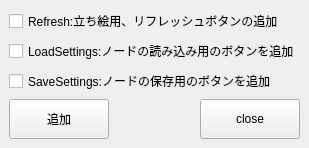
Qt form app/fusion/python/rs_fusion/tool/add_button/add_button.ui (nakano000/Resolve_Script) before a commit.
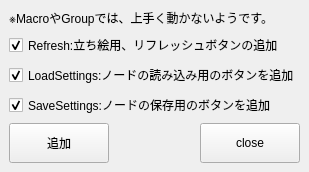
The same form after that commit.

Commit message: Add Button バグ修正と注意書き追加

The edit to the form file:
```diff
--- a/app/fusion/python/rs_fusion/tool/add_button/add_button.ui
+++ b/app/fusion/python/rs_fusion/tool/add_button/add_button.ui
@@ -15,11 +15,21 @@
   </property>
   <widget class="QWidget" name="centralwidget">
    <layout class="QVBoxLayout" name="verticalLayout">
+    <item>
+     <widget class="QLabel" name="label">
+      <property name="text">
+       <string>※MacroやGroupでは、上手く動かないようです。</string>
+      </property>
+     </widget>
+    </item>
     <item>
      <widget class="QCheckBox" name="refreshCheckBox">
       <property name="text">
        <string>Refresh:立ち絵用、リフレッシュボタンの追加</string>
       </property>
+      <property name="checked">
+       <bool>true</bool>
+      </property>
      </widget>
     </item>
     <item>
@@ -27,6 +37,9 @@
       <property name="text">
        <string>LoadSettings:ノードの読み込み用のボタンを追加</string>
       </property>
+      <property name="checked">
+       <bool>true</bool>
+      </property>
      </widget>
     </item>
     <item>
@@ -34,6 +47,9 @@
       <property name="text">
        <string>SaveSettings:ノードの保存用のボタンを追加</string>
       </property>
+      <property name="checked">
+       <bool>true</bool>
+      </property>
      </widget>
     </item>
     <item>
```
The commit also changes 2 other files.
